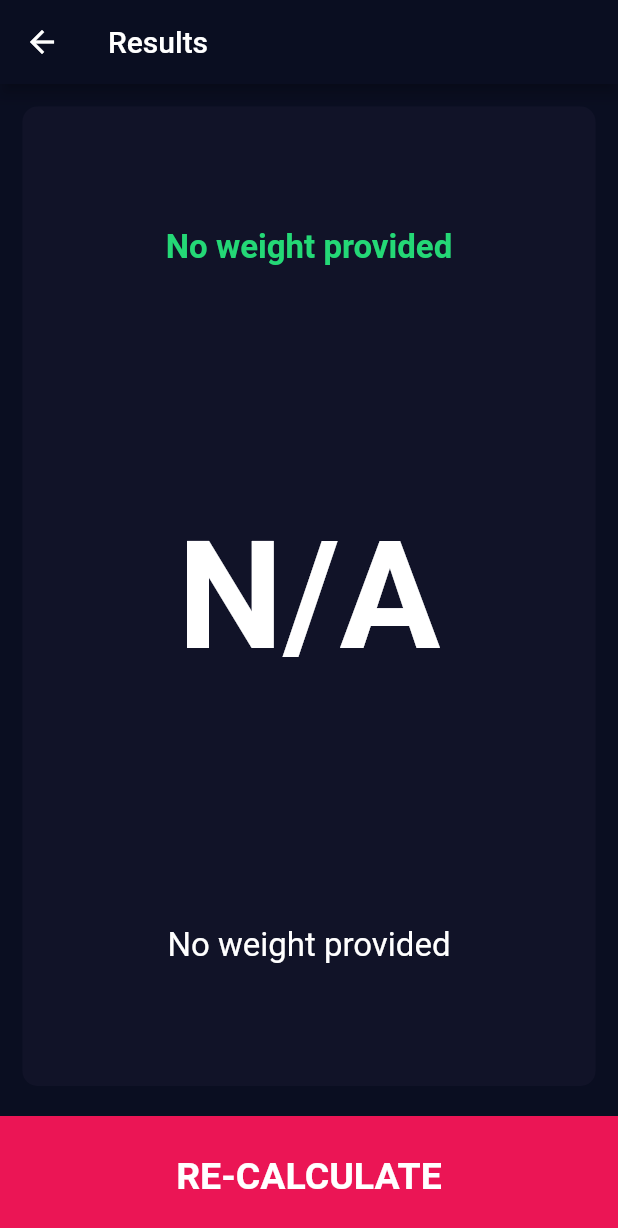
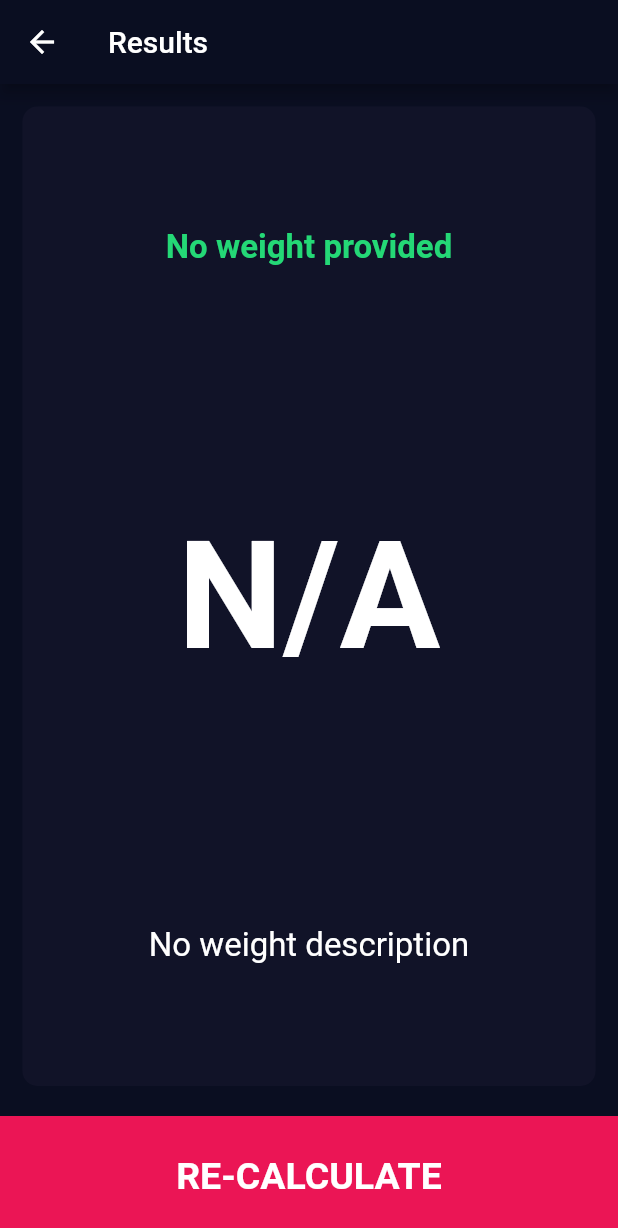
Before and after one commit to londonappbrewery/bmi-calculator-flutter, a Flutter app: the ResultsPage screen opened by its route, on a phone screen of 412 x 824 dp. Shown: the top 1228 px of the screen. Run offline on Flutter 3.47's test engine with Material 2 defaults, Android fonts, the phone set to English and light mode, and no system bars; our stand-ins replace font_awesome_flutter.

Commit message:
changed the default value of the description

```diff
--- a/lib/pages/ResultsPage.dart
+++ b/lib/pages/ResultsPage.dart
@@ -42,7 +42,7 @@ class ResultsPage extends StatelessWidget {
                     Text(
                       (weightDescription != null)
                           ? weightDescription
-                          : "No weight provided",
+                          : "No weight description",
                       style: BMIDescriptionTextStyle,
                     )
                   ],
```
